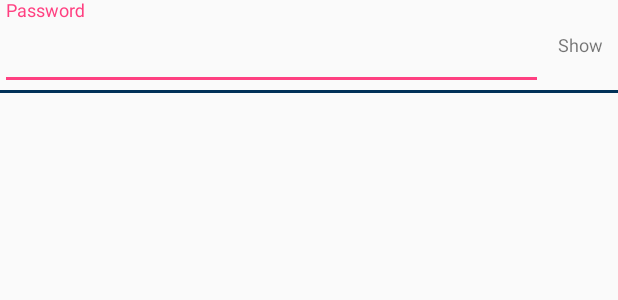
After one commit to kaodim/android-design, an Android app: the layout kdl_element_password_field_layout.xml on its own in the app's theme, with its tools: preview values and no code run, on a phone screen of 412 x 824 dp. The commit adds this screen. Shown: the top 300 px of the screen. Run offline under Robolectric (Android 15) with nearby library versions, the phone set to English and light mode, and no system bars.

Commit message:
Added PasswordField component

```diff
--- /dev/null
+++ b/kaodimdesign/src/main/res/layout/kdl_element_password_field_layout.xml
@@ -0,0 +1,63 @@
+<?xml version="1.0" encoding="utf-8"?>
+<LinearLayout xmlns:android="http://schemas.android.com/apk/res/android"
+    android:layout_width="match_parent"
+    android:layout_height="wrap_content"
+    android:orientation="vertical">
+
+    <RelativeLayout
+        android:layout_width="match_parent"
+        android:layout_height="wrap_content">
+
+        <android.support.design.widget.TextInputLayout
+            android:layout_width="match_parent"
+            android:layout_height="wrap_content"
+            android:layout_centerVertical="true"
+            android:layout_toStartOf="@+id/tvVisibilityToggle"
+            android:layout_marginEnd="10dp"
+            android:textColorHint="@color/blackpearl">
+
+            <android.support.design.widget.TextInputEditText
+                android:id="@+id/etPassword"
+                android:layout_width="match_parent"
+                android:layout_height="wrap_content"
+                android:backgroundTint="@android:color/transparent"
+                android:gravity="start"
+                android:hint="Password"
+                android:inputType="textPassword"
+                android:paddingBottom="20dp"
+                android:textColor="@color/blackpearl"
+                android:textSize="@dimen/size_14" />
+
+        </android.support.design.widget.TextInputLayout>
+
+        <TextView
+            android:id="@+id/tvVisibilityToggle"
+            android:layout_width="wrap_content"
+            android:layout_height="wrap_content"
+            android:layout_alignParentRight="true"
+            android:layout_centerVertical="true"
+            android:layout_marginRight="10dp"
+            android:text="Show"
+            android:textSize="@dimen/size_12" />
+
+    </RelativeLayout>
+
+    <View
+        android:id="@+id/viewMargin"
+        android:layout_width="match_parent"
+        android:layout_height="2dp"
+        android:background="@color/firefly" />
+
+    <TextView
+        android:id="@+id/tvError"
+        android:layout_width="wrap_content"
+        android:layout_height="wrap_content"
+        android:layout_gravity="start"
+        android:layout_marginTop="3dp"
+        android:gravity="end"
+        android:text=""
+        android:textColor="@color/jasper"
+        android:textSize="@dimen/size_12"
+        android:visibility="invisible" />
+
+</LinearLayout>
--- a/kaodimdesign/src/main/res/values/attrs.xml
+++ b/kaodimdesign/src/main/res/values/attrs.xml
@@ -53,4 +53,8 @@
         <attr name="fbHint" format="string" />
     </declare-styleable>
 
+    <declare-styleable name="PasswordField">
+        <attr name="passwordHintTitle" format="string" />
+    </declare-styleable>
+
 </resources>
```
Also changed, not shown: kaodimdesign/src/main/java/com/kaodim/design/components/PasswordField.java (added, +174 -0 lines).
